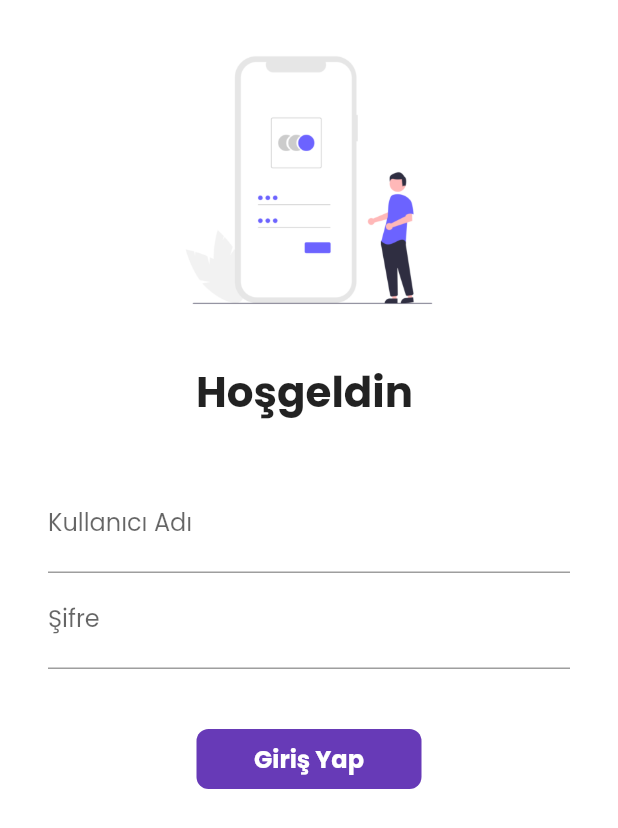
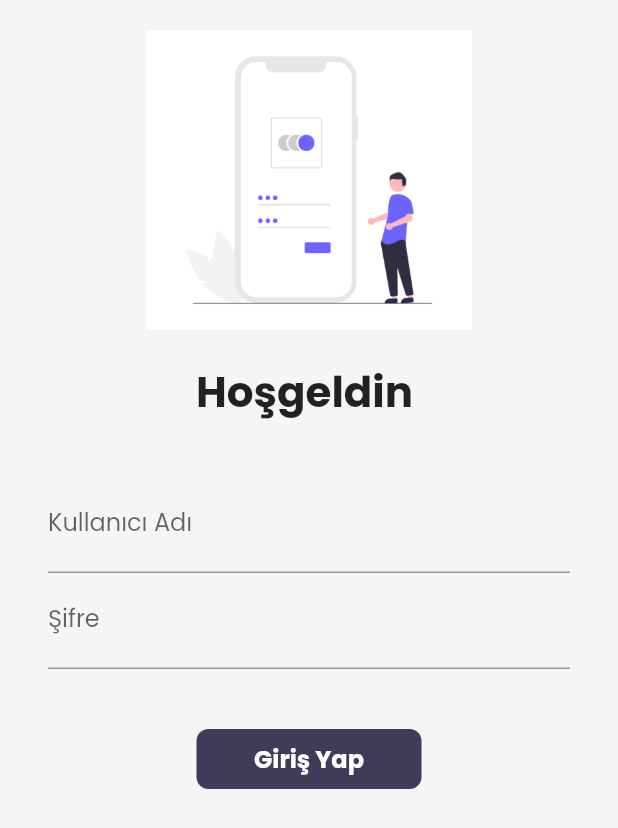
Before and after one commit to ttolgaerdogan/flutter-course, a Flutter app: the screen it shows after launch, on a phone screen of 412 x 824 dp. Shown: the top 828 px of the screen. Run offline on Flutter 3.47's test engine with Material 2 defaults, Android fonts, the phone set to English and light mode, and no system bars; our stand-ins replace google_fonts, velocity_x.

Commit message:
day20 completed

```diff
--- a/lib/main.dart
+++ b/lib/main.dart
@@ -15,7 +15,7 @@ class MyApp extends StatelessWidget {
   @override
   Widget build(BuildContext context) {
     return MaterialApp(
-      themeMode: ThemeMode.light,
+      themeMode: ThemeMode.system,
       // debugShowCheckedModeBanner: false,
       theme: MyTheme.lightTheme(context),
       darkTheme: MyTheme.darkTheme(context),
--- a/lib/pages/login_page.dart
+++ b/lib/pages/login_page.dart
@@ -1,5 +1,6 @@
 import "package:flutter/material.dart";
 import 'package:flutter_application_1/utils/routes.dart';
+import 'package:velocity_x/velocity_x.dart';
 
 class LoginPage extends StatefulWidget {
   const LoginPage({super.key});
@@ -32,7 +33,7 @@ class _LoginPageState extends State<LoginPage> {
   @override
   Widget build(BuildContext context) {
     return Material(
-      color: Colors.white,
+      color: context.canvasColor,
       child: SingleChildScrollView(
         child: Form(
           key: _formKey,
@@ -94,7 +95,7 @@ class _LoginPageState extends State<LoginPage> {
                       height: 40.0,
                     ),
                     Material(
-                      color: Colors.deepPurple,
+                      color: context.theme.buttonColor,
                       borderRadius:
                           BorderRadius.circular(changeButton ? 50 : 8),
                       child: InkWell(
--- a/lib/widgets/home_widgets/catalog_header.dart
+++ b/lib/widgets/home_widgets/catalog_header.dart
@@ -9,7 +9,7 @@ class CatalogHeader extends StatelessWidget {
     return Column(
       crossAxisAlignment: CrossAxisAlignment.start,
       children: [
-        "Catalog App".text.xl5.bold.color(MyTheme.darkBluishColor).make(),
+        "Catalog App".text.xl5.bold.color(context.theme.accentColor).make(),
         "Trending Products".text.xl2.make(),
       ],
     );
--- a/lib/widgets/home_widgets/catalog_image.dart
+++ b/lib/widgets/home_widgets/catalog_image.dart
@@ -13,7 +13,7 @@ class CatalogImage extends StatelessWidget {
         .box
         .roundedLg
         .p4
-        .color(MyTheme.creamColor)
+        .color(context.canvasColor)
         .make()
         .p16()
         .w32(context);
--- a/lib/widgets/home_widgets/catalog_list.dart
+++ b/lib/widgets/home_widgets/catalog_list.dart
@@ -52,7 +52,7 @@ class CatalogItem extends StatelessWidget {
             crossAxisAlignment: CrossAxisAlignment.start,
             mainAxisAlignment: MainAxisAlignment.center,
             children: [
-              catalog.name.text.lg.color(MyTheme.darkBluishColor).make(),
+              catalog.name.text.lg.color(context.accentColor).make(),
               catalog.desc.text.textStyle(context.captionStyle).make(),
               10.heightBox,
               ButtonBar(
@@ -65,7 +65,7 @@ class CatalogItem extends StatelessWidget {
                           Navigator.pushNamed(context, MyRoutes.cartRoute),
                       style: ButtonStyle(
                           backgroundColor: MaterialStateProperty.all(
-                              MyTheme.darkBluishColor),
+                              context.theme.buttonColor),
                           shape:
                               MaterialStateProperty.all(const StadiumBorder())),
                       child: "Add to cart".text.make())
@@ -75,6 +75,6 @@ class CatalogItem extends StatelessWidget {
           ),
         )
       ],
-    )).white.rounded.square(150).make().py16();
+    )).color(context.cardColor).rounded.square(150).make().py16();
   }
 }
--- a/lib/widgets/themes.dart
+++ b/lib/widgets/themes.dart
@@ -1,9 +1,14 @@
 import "package:flutter/material.dart";
 import "package:google_fonts/google_fonts.dart";
+import 'package:velocity_x/velocity_x.dart';
 
 class MyTheme {
   static ThemeData lightTheme(BuildContext context) => ThemeData(
       primarySwatch: Colors.deepPurple,
+      cardColor: Colors.white,
+      canvasColor: creamColor,
+      buttonColor: darkBluishColor,
+      accentColor: darkBluishColor,
       fontFamily: GoogleFonts.poppins().fontFamily,
       appBarTheme: const AppBarTheme(
         color: Colors.white,
@@ -12,10 +17,25 @@ class MyTheme {
         foregroundColor: Colors.black,
       ));
 
-  static ThemeData darkTheme(BuildContext context) =>
-      ThemeData(brightness: Brightness.dark);
+  static ThemeData darkTheme(BuildContext context) => ThemeData(
+      // primarySwatch: Colors.deepPurple,
+      brightness: Brightness.dark,
+      fontFamily: GoogleFonts.poppins().fontFamily,
+      cardColor: Colors.black,
+      canvasColor: darkCreamColor,
+      buttonColor: lightBluishColor,
+      accentColor: Colors.white,
+      appBarTheme: const AppBarTheme(
+        color: Colors.black,
+        elevation: 0.0,
+        iconTheme: IconThemeData(color: Colors.white),
+        foregroundColor: Colors.black,
+      ));
+  // brightness: Brightness.dark
 
   //Colors
   static Color creamColor = const Color(0xfff5f5f5);
+  static Color darkCreamColor = Vx.gray900;
   static Color darkBluishColor = const Color(0xff403b58);
+  static Color lightBluishColor = Vx.indigo500;
 }
```
Also changed, not shown: lib/pages/home_detail_page.dart (+6 -6 lines), lib/pages/home_page.dart (+6 -3 lines).
